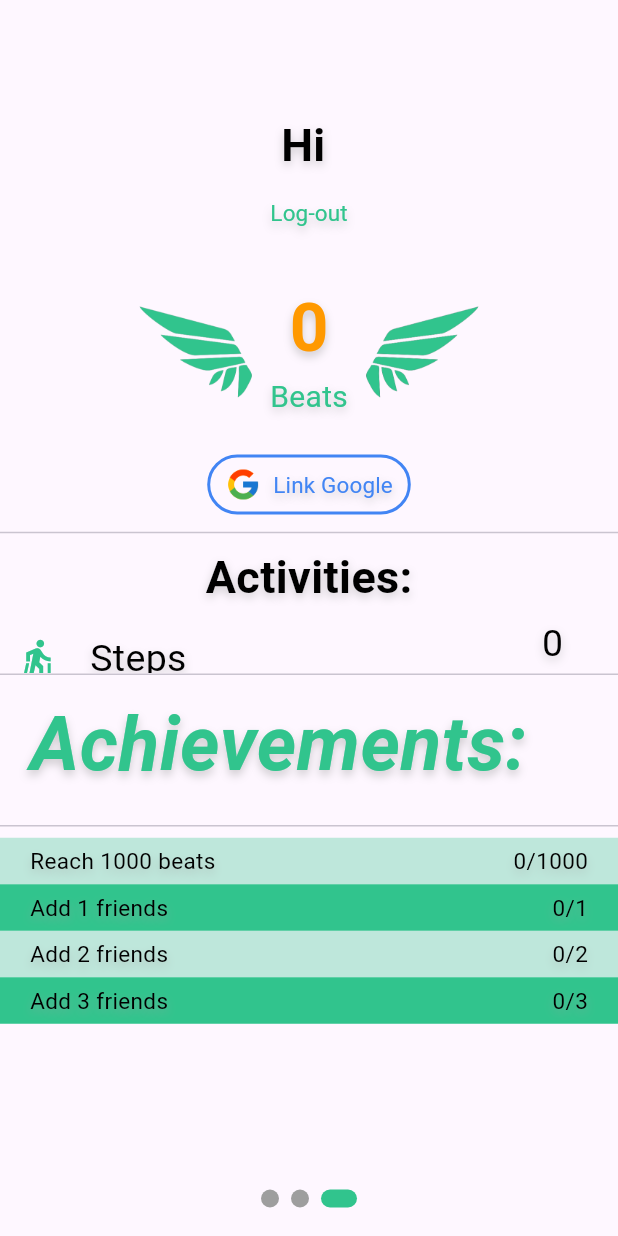
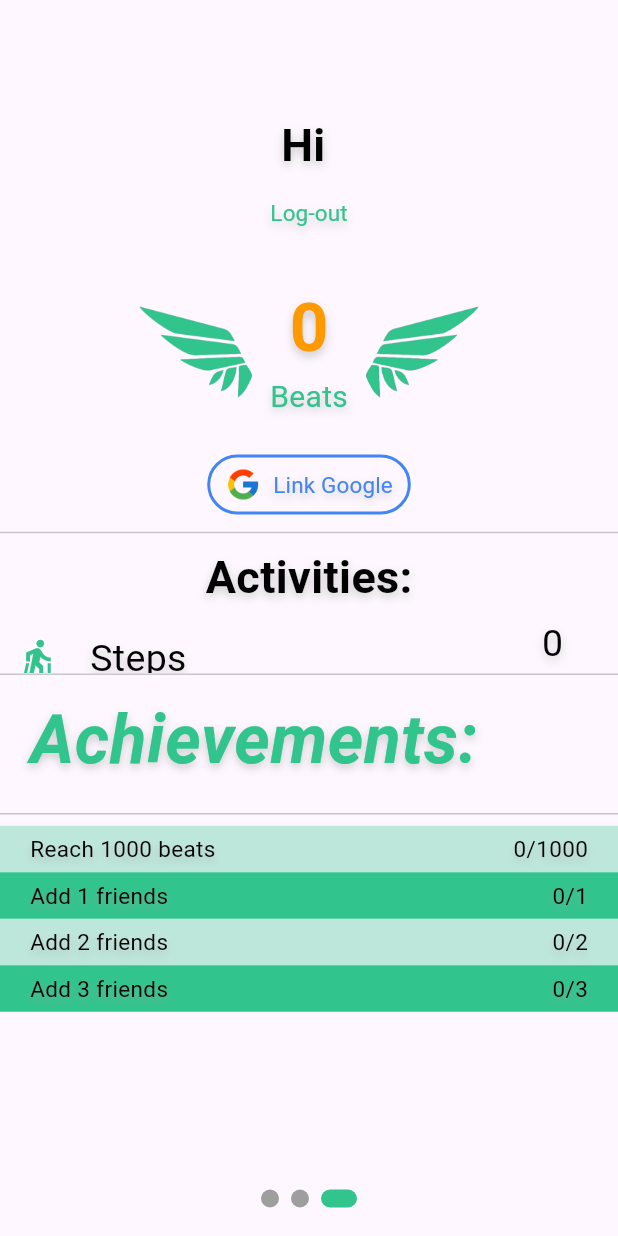
Before and after one commit to andrea-infantino/dima_project_2023, a Flutter app: the PagesManager screen opened directly, swiped to page 3, on a phone screen of 412 x 824 dp. Run offline on Flutter 3.47's test engine with Material 3 defaults, Android fonts, the light colour scheme and no system bars; our stand-ins replace firebase_auth, firebase_core, firebase_database, google_sign_in, permission_handler, shared_preferences; missing offline and left inert: health; accounts and stored records are empty; network calls fail.

Commit message:
fixed Achievements, Added session keeping with google sign in

```diff
--- a/lib/assets/colors.dart
+++ b/lib/assets/colors.dart
@@ -5,6 +5,7 @@ const Color LIGHT_WATER_GREEN = Color.fromARGB(80, 49, 196, 141);
 const Color LIGHT_YELLOW = Color.fromARGB(100, 255, 255, 0);
 const Color ORANGE = Color.fromARGB(255, 255, 153, 0);
 const Color GREY = Color.fromARGB(128, 158, 158, 158);
+const Color DARK_GREY = Color.fromARGB(128, 66, 66, 66);
 const Color WHITE = Color.fromARGB(255, 255, 255, 255);
 const Color RED = Color.fromARGB(255, 255, 0, 0);
 const Color BLACK = Color.fromARGB(255, 0, 0, 0);
--- a/lib/src/logic/achievements.dart
+++ b/lib/src/logic/achievements.dart
@@ -3,11 +3,13 @@ import 'package:dima_project_2023/src/db_snapshot.dart';
 class Achievement {
   late String _description;
   late int _currValue, _maxValue;
+  late bool completed;
 
   Achievement._internal(String description, int maxValue, int currValue) {
     _description = description;
     _maxValue = maxValue;
     _currValue = currValue;
+    completed = false;
   }
 
   get description => _description;
@@ -64,6 +66,10 @@ class Achievements {
           break;
       }
     }
+
+    for (Achievement a in _completed) {
+      a.completed = true;
+    }
   }
 
   static Achievements get instance => _achievements;
--- a/lib/src/logic/home.dart
+++ b/lib/src/logic/home.dart
@@ -25,6 +25,8 @@ class HomeLogic {
 
     LoginLogic.prefs.remove('email');
     LoginLogic.prefs.remove('password');
+    LoginLogic.prefs.remove('accessToken');
+    LoginLogic.prefs.remove('idToken');
     Navigator.push(
       context,
       MaterialPageRoute(builder: (context) => const LoginPage()),
--- a/lib/src/pages/achievements.dart
+++ b/lib/src/pages/achievements.dart
@@ -37,7 +37,7 @@ class _AchievementsPageState extends State<AchievementsPage> {
                   children: [
                     Text('Achievements:',
                         style: MyTextStyle.get(
-                          size: 50,
+                          size: 45,
                           color: WATER_GREEN,
                           bold: true,
                           italic: true,
@@ -61,9 +61,9 @@ class _AchievementsPageState extends State<AchievementsPage> {
 
     late Color backgroundColor;
     if (index % 2 == 0) {
-      backgroundColor = LIGHT_WATER_GREEN;
+      backgroundColor = achievement.completed ? GREY : LIGHT_WATER_GREEN;
     } else {
-      backgroundColor = WATER_GREEN;
+      backgroundColor = achievement.completed ? DARK_GREY : WATER_GREEN;
     }
 
     return AchievementTile(
```
Also changed, not shown: lib/src/logic/authentication/login.dart (+37 -14 lines), lib/src/pages/authentication/login.dart (+10 -3 lines), 1 other file.
